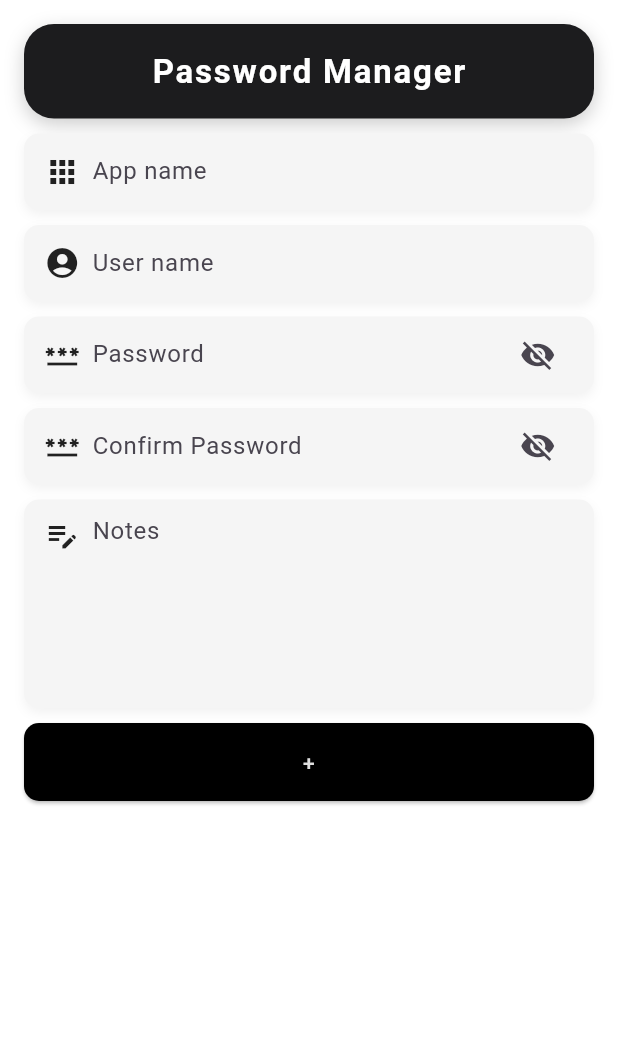
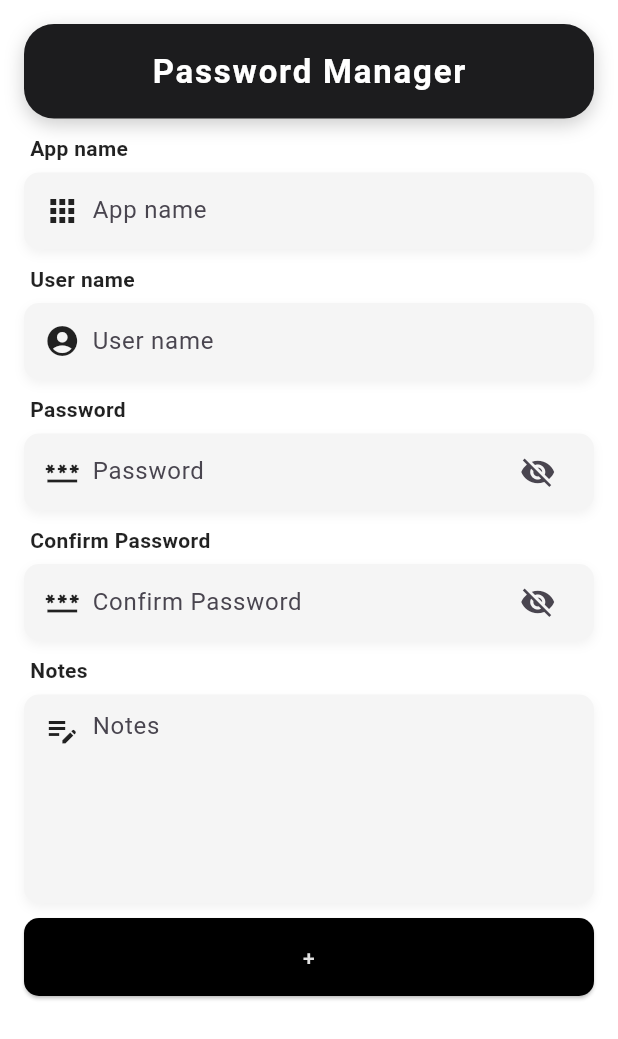
Before and after one commit to VinhTin-AQUA/Password-management, a Flutter app: the AddAccount screen opened by its route, on a phone screen of 412 x 824 dp. Shown: the top 1039 px of the screen. Run offline on Flutter 3.47's test engine with Material 3 defaults, Android fonts, the phone set to English and light mode, and no system bars; our stand-ins replace firebase_auth, firebase_core, flutter_dotenv, flutter_secure_storage, get, google_sign_in and 1 more; accounts and stored records are empty; statements that could not run were skipped.

Commit message:
update text field widget

```diff
--- a/password_management/lib/presentation/views/add_account/add_account.dart
+++ b/password_management/lib/presentation/views/add_account/add_account.dart
@@ -71,6 +71,7 @@ class _AddAccountState extends State<AddAccount> {
                         icon: Icons.apps,
                         maxLines: 1,
                         hintText: "App name",
+                        labelText: 'App name',
                         onChanged: (String value) {
                           builder.updateAppName(value);
                         },
@@ -87,6 +88,7 @@ class _AddAccountState extends State<AddAccount> {
                         onChanged: (String value) {
                           builder.updateUserName(value);
                         },
+                        labelText: 'User name',
                         errorText:
                             builder.userNameError.isValid == false
                                 ? builder.userNameError.errorMessage
@@ -96,6 +98,7 @@ class _AddAccountState extends State<AddAccount> {
                       PasswordInputField(
                         icon: Icons.password,
                         hintText: "Password",
+                        labelText: 'Password',
                         onChanged: (String value) {
                           builder.updatePassword(value);
                         },
@@ -108,6 +111,7 @@ class _AddAccountState extends State<AddAccount> {
                       PasswordInputField(
                         icon: Icons.password,
                         hintText: "Confirm Password",
+                        labelText: 'Confirm Password',
                         onChanged: (String value) {
                           builder.updateConfirmPassword(value);
                         },
@@ -121,6 +125,7 @@ class _AddAccountState extends State<AddAccount> {
                         icon: Icons.edit_note,
                         maxLines: 5,
                         hintText: "Notes",
+                        labelText: 'Notes',
                         onChanged: (String value) {
                           builder.updateNote(value);
                         },
--- a/password_management/lib/presentation/views/edit_account/edit_account.dart
+++ b/password_management/lib/presentation/views/edit_account/edit_account.dart
@@ -78,22 +78,36 @@ class _EditAccountState extends State<EditAccount> {
             ),
             child: Padding(
               padding: const EdgeInsets.all(16.0),
-              child: Obx(() {
+              child: Column(
+                crossAxisAlignment: CrossAxisAlignment.stretch,
+                children: [
+                  Header(),
+                  Obx(() {
+                    if (editAccountController.editAccountModel.value.appName ==
+                        '') {
+                      return Center(child: CircularProgressIndicator());
+                    }
                     return Column(
                       crossAxisAlignment: CrossAxisAlignment.stretch,
                       children: [
-                    Header(),
                         TextInput(
                           icon: Icons.apps,
                           maxLines: 1,
                           hintText: "App name",
+                          labelText: 'App name',
                           value:
-                          editAccountController.editAccountModel.value.appName,
+                              editAccountController
+                                  .editAccountModel
+                                  .value
+                                  .appName,
                           onChanged: (String value) {
                             editAccountController.updateAppName(value);
                           },
                           errorText:
-                          editAccountController.appNameError.value.isValid ==
+                              editAccountController
+                                          .appNameError
+                                          .value
+                                          .isValid ==
                                       false
                                   ? editAccountController
                                       .appNameError
@@ -106,13 +120,20 @@ class _EditAccountState extends State<EditAccount> {
                           icon: Icons.account_circle,
                           maxLines: 1,
                           hintText: "User name",
+                          labelText: 'User name',
                           value:
-                          editAccountController.editAccountModel.value.userName,
+                              editAccountController
+                                  .editAccountModel
+                                  .value
+                                  .userName,
                           onChanged: (String value) {
                             editAccountController.updateUserName(value);
                           },
                           errorText:
-                          editAccountController.userNameError.value.isValid ==
+                              editAccountController
+                                          .userNameError
+                                          .value
+                                          .isValid ==
                                       false
                                   ? editAccountController
                                       .userNameError
@@ -124,13 +145,20 @@ class _EditAccountState extends State<EditAccount> {
                         PasswordInputField(
                           icon: Icons.password,
                           hintText: "Password",
+                          labelText: 'Password',
                           value:
-                          editAccountController.editAccountModel.value.password,
+                              editAccountController
+                                  .editAccountModel
+                                  .value
+                                  .password,
                           onChanged: (String value) {
                             editAccountController.updatePassword(value);
                           },
                           errorText:
-                          editAccountController.passwordError.value.isValid ==
+                              editAccountController
+                                          .passwordError
+                                          .value
+                                          .isValid ==
                                       false
                                   ? editAccountController
                                       .passwordError
@@ -142,6 +170,7 @@ class _EditAccountState extends State<EditAccount> {
                         PasswordInputField(
                           icon: Icons.password,
                           hintText: "Confirm Password",
+                          labelText: 'Confirm Password',
                           value:
                               editAccountController
                                   .editAccountModel
@@ -167,7 +196,9 @@ class _EditAccountState extends State<EditAccount> {
                           icon: Icons.edit_note,
                           maxLines: 5,
                           hintText: "Notes",
-                      value: editAccountController.editAccountModel.value.note,
+                          labelText: 'Notes',
+                          value:
+                              editAccountController.editAccountModel.value.note,
                           onChanged: (String value) {
                             editAccountController.updateNote(value);
                           },
@@ -182,6 +213,8 @@ class _EditAccountState extends State<EditAccount> {
                       ],
                     );
                   }),
+                ],
+              ),
             ),
           ),
         ),
--- a/password_management/lib/presentation/widgets/password_input.dart
+++ b/password_management/lib/presentation/widgets/password_input.dart
@@ -7,6 +7,7 @@ class PasswordInputField extends StatefulWidget {
   final String hintText;
   final String? errorText;
   final String? value;
+  final String? labelText;
 
   const PasswordInputField({
     super.key,
@@ -15,6 +16,7 @@ class PasswordInputField extends StatefulWidget {
     this.hintText = '',
     this.errorText,
     this.value,
+    this.labelText,
   });
 
   @override
@@ -62,6 +64,18 @@ class _PasswordInputFieldState extends State<PasswordInputField> {
     return Column(
       crossAxisAlignment: CrossAxisAlignment.start,
       children: [
+        if (widget.labelText != null) // Thêm label nếu có
+          Padding(
+            padding: const EdgeInsets.only(bottom: 6, left: 4),
+            child: Text(
+              widget.labelText!,
+              style: const TextStyle(
+                fontWeight: FontWeight.w700,
+                fontSize: 14,
+                color: Colors.black87,
+              ),
+            ),
+          ),
         Container(
           decoration: BoxDecoration(
             color: Colors.grey[100],
@@ -101,12 +115,9 @@ class _PasswordInputFieldState extends State<PasswordInputField> {
                     focusNode: _focusNode,
                     keyboardType: TextInputType.visiblePassword,
                     inputFormatters: [
-                      // Cho phép tất cả ký tự ASCII (bao gồm cả ký tự chưa được composed)
                       FilteringTextInputFormatter.allow(RegExp(r'[\x00-\x7F]')),
                     ],
-                    onChanged: (value) {
-                      widget.onChanged(value);
-                    },
+                    onChanged: widget.onChanged,
                     decoration: InputDecoration(
                       border: InputBorder.none,
                       hintText: widget.hintText,
--- a/password_management/lib/presentation/widgets/text_area.dart
+++ b/password_management/lib/presentation/widgets/text_area.dart
@@ -7,6 +7,7 @@ class TextArea extends StatefulWidget {
   final String hintText;
   final String? errorText;
   final String? value;
+  final String? labelText;
   final int maxLines;
 
   const TextArea({
@@ -16,6 +17,7 @@ class TextArea extends StatefulWidget {
     this.hintText = '',
     this.errorText,
     this.value,
+    this.labelText,
     this.maxLines = 1,
   });
 
@@ -40,7 +42,6 @@ class _TextAreaState extends State<TextArea> {
     });
   }
 
-
   @override
   void didUpdateWidget(covariant TextArea oldWidget) {
     super.didUpdateWidget(oldWidget);
@@ -64,6 +65,18 @@ class _TextAreaState extends State<TextArea> {
     return Column(
       crossAxisAlignment: CrossAxisAlignment.start,
       children: [
+        if (widget.labelText != null) // Thêm dòng này
+          Padding(
+            padding: const EdgeInsets.only(bottom: 6, left: 4),
+            child: Text(
+              widget.labelText!,
+              style: const TextStyle(
+                fontWeight: FontWeight.w700,
+                fontSize: 14,
+                color: Colors.black87,
+              ),
+            ),
+          ),
         Container(
           decoration: BoxDecoration(
             color: Colors.grey[100],
--- a/password_management/lib/presentation/widgets/text_input.dart
+++ b/password_management/lib/presentation/widgets/text_input.dart
@@ -7,6 +7,7 @@ class TextInput extends StatefulWidget {
   final String? errorText;
   final String? value;
   final int maxLines;
+  final String? labelText;
 
   const TextInput({
     super.key,
@@ -15,6 +16,7 @@ class TextInput extends StatefulWidget {
     this.hintText = '',
     this.errorText,
     this.value,
+    this.labelText,
     this.maxLines = 1,
   });
 
@@ -62,6 +64,19 @@ class _TextInputState extends State<TextInput> {
     return Column(
       crossAxisAlignment: CrossAxisAlignment.start,
       children: [
+        if (widget.labelText != null) // Thêm dòng này
+          Padding(
+            padding: const EdgeInsets.only(bottom: 6, left: 4),
+            child: Text(
+              widget.labelText!,
+              style: const TextStyle(
+                fontWeight: FontWeight.w700,
+                fontSize: 14,
+                color: Colors.black87,
+
+              ),
+            ),
+          ),
         Container(
           decoration: BoxDecoration(
             color: Colors.grey[100],
@@ -98,14 +113,12 @@ class _TextInputState extends State<TextInput> {
                   child: TextField(
                     controller: _controller,
                     focusNode: _focusNode,
-                    onChanged: (value) {
-                      widget.onChanged(value);
-                    },
+                    onChanged: widget.onChanged,
                     maxLines: widget.maxLines,
-                    decoration: InputDecoration(
+                    decoration: const InputDecoration(
                       border: InputBorder.none,
-                      hintText: widget.hintText,
-                    ),
+                      hintText: '',
+                    ).copyWith(hintText: widget.hintText),
                   ),
                 ),
               ],
```
Lines whose indentation alone changed are shown as unchanged.
